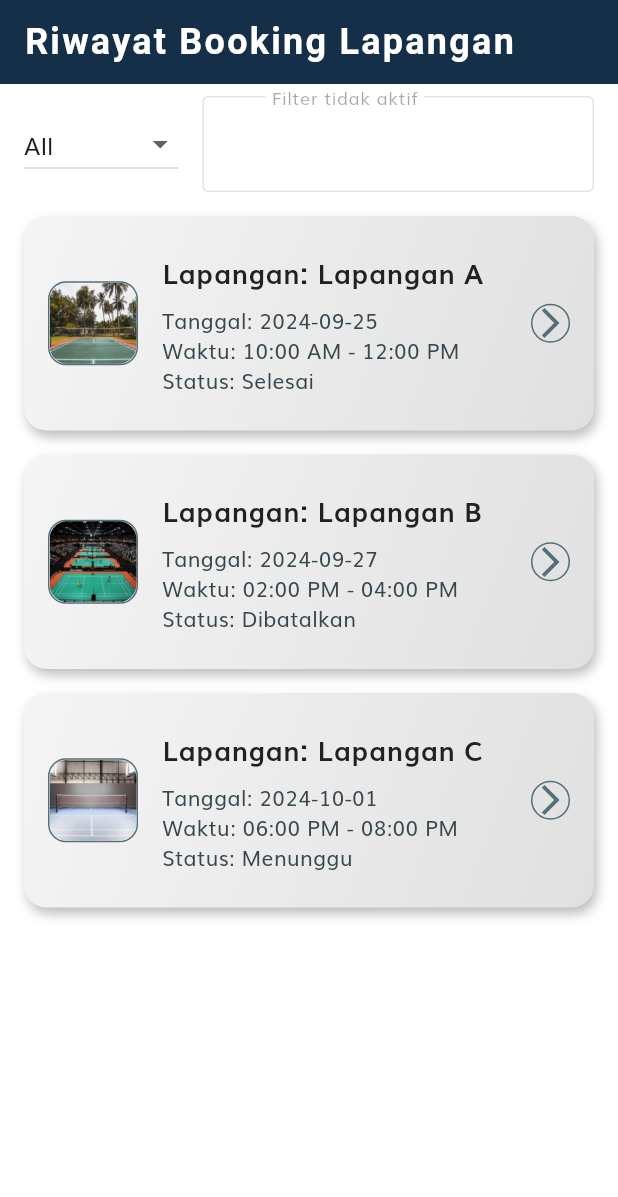
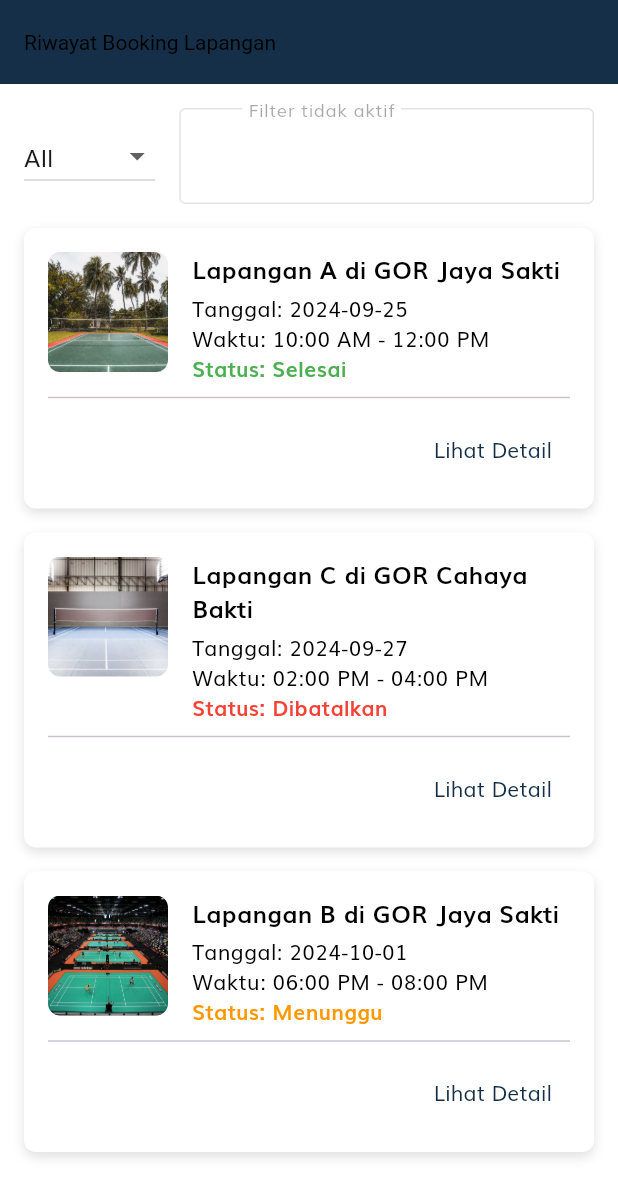
Before and after one commit to firmanriawn/badminton-app, a Flutter app: the RiwayatScreen screen opened directly, on a phone screen of 412 x 824 dp. Shown: the top 1197 px of the screen. Run offline on Flutter 3.47's test engine with Material 3 defaults, Android fonts, the phone set to English and light mode, and no system bars; our stand-ins replace flutter_svg.

```diff
--- a/lib/screens/riwayat/riwayat_screen.dart
+++ b/lib/screens/riwayat/riwayat_screen.dart
@@ -1,27 +1,47 @@
 import 'package:flutter/material.dart';
+import '../../models/Fields.dart';
+import '../../models/Gor.dart';
+import '../detail_riwayat/detail_riwayat_screen.dart';
+
 
 class RiwayatScreen extends StatefulWidget {
-  RiwayatScreen({super.key});
-
   @override
   _RiwayatScreenState createState() => _RiwayatScreenState();
 }
 
 class _RiwayatScreenState extends State<RiwayatScreen> {
-  final List<Map<String, String>> bookingHistory = [
-    {"date": "2024-09-25", "time": "10:00 AM - 12:00 PM", "court": "Lapangan A", "image": "assets/images/lapangan1.jpg", "status": "Selesai"},
-    {"date": "2024-09-27", "time": "02:00 PM - 04:00 PM", "court": "Lapangan B", "image": "assets/images/lapangan2.jpg", "status": "Dibatalkan"},
-    {"date": "2024-10-01", "time": "06:00 PM - 08:00 PM", "court": "Lapangan C", "image": "assets/images/lapangan3.jpg", "status": "Menunggu"},
+  final List<Map<String, dynamic>> bookingHistory = [
+    {
+      "date": "2024-09-25",
+      "time": "10:00 AM - 12:00 PM",
+      "gor": gors[0],
+      "field": gors[0].fields[0],
+      "status": "Selesai"
+    },
+    {
+      "date": "2024-09-27",
+      "time": "02:00 PM - 04:00 PM",
+      "gor": gors[1],
+      "field": gors[1].fields[0],
+      "status": "Dibatalkan"
+    },
+    {
+      "date": "2024-10-01",
+      "time": "06:00 PM - 08:00 PM",
+      "gor": gors[0],
+      "field": gors[0].fields[1],
+      "status": "Menunggu"
+    },
   ];
 
-  List<Map<String, String>> filteredHistory = [];
+  List<Map<String, dynamic>> filteredHistory = [];
   String filterType = "All";
   String filterValue = "";
 
   @override
   void initState() {
     super.initState();
-    filteredHistory = bookingHistory; // Default: tampilkan semua riwayat
+    filteredHistory = bookingHistory;
   }
 
   void filterHistory() {
@@ -31,10 +51,6 @@ class _RiwayatScreenState extends State<RiwayatScreen> {
       } else if (filterType == "Tanggal") {
         filteredHistory = bookingHistory
             .where((booking) => booking['date']!.contains(filterValue))
-            .toList();
-      } else if (filterType == "Lapangan") {
-        filteredHistory = bookingHistory
-            .where((booking) => booking['court']!.contains(filterValue))
             .toList();
       } else if (filterType == "Status") {
         filteredHistory = bookingHistory
@@ -48,27 +64,18 @@ class _RiwayatScreenState extends State<RiwayatScreen> {
   Widget build(BuildContext context) {
     return Scaffold(
       appBar: AppBar(
-        automaticallyImplyLeading: false, // Menghilangkan back button
-        title: const Text(
-          "Riwayat Booking Lapangan",
-          style: TextStyle(
-              fontWeight: FontWeight.bold,
-              fontSize: 24,
-              letterSpacing: 1.5,
-              color: Colors.white),
-        ),
+        title: const Text("Riwayat Booking Lapangan"),
         backgroundColor: const Color(0xFF142f47),
       ),
       body: Column(
         children: [
           Padding(
-            padding: const EdgeInsets.symmetric(horizontal: 16, vertical: 8),
+            padding: const EdgeInsets.all(16),
             child: Row(
               children: [
-                // Dropdown untuk memilih jenis filter
                 DropdownButton<String>(
                   value: filterType,
-                  items: <String>['All', 'Tanggal', 'Lapangan', 'Status']
+                  items: <String>['All', 'Tanggal', 'Status']
                       .map<DropdownMenuItem<String>>((String value) {
                     return DropdownMenuItem<String>(
                       value: value,
@@ -78,13 +85,12 @@ class _RiwayatScreenState extends State<RiwayatScreen> {
                   onChanged: (String? newValue) {
                     setState(() {
                       filterType = newValue!;
-                      filterValue = ""; // Reset nilai filter saat ganti jenis filter
+                      filterValue = "";
                       filterHistory();
                     });
                   },
                 ),
                 const SizedBox(width: 16),
-                // TextField untuk input nilai filter
                 Expanded(
                   child: TextField(
                     decoration: InputDecoration(
@@ -98,7 +104,7 @@ class _RiwayatScreenState extends State<RiwayatScreen> {
                         filterHistory();
                       });
                     },
-                    enabled: filterType != "All", // Disable jika All dipilih
+                    enabled: filterType != "All",
                   ),
                 ),
               ],
@@ -106,67 +112,94 @@ class _RiwayatScreenState extends State<RiwayatScreen> {
           ),
           Expanded(
             child: ListView.builder(
+              padding: const EdgeInsets.symmetric(horizontal: 16),
               itemCount: filteredHistory.length,
               itemBuilder: (context, index) {
                 final booking = filteredHistory[index];
-                return Padding(
-                  padding: const EdgeInsets.symmetric(vertical: 8, horizontal: 16),
-                  child: Container(
+                final gor = booking['gor'] as Gor;
+                final field = booking['field'] as Field;
+
+                return Container(
+                  margin: const EdgeInsets.only(bottom: 16),
+                  padding: const EdgeInsets.all(16),
                   decoration: BoxDecoration(
-                      gradient: LinearGradient(
-                        colors: [Colors.grey[100]!, Colors.grey[300]!],
-                        begin: Alignment.topLeft,
-                        end: Alignment.bottomRight,
-                      ),
-                      borderRadius: BorderRadius.circular(15),
+                    color: Colors.white,
+                    borderRadius: BorderRadius.circular(8),
                     boxShadow: const [
                       BoxShadow(
-                          color: Colors.black26,
-                          offset: Offset(2, 4),
+                        color: Colors.black12,
                         blurRadius: 6,
+                        offset: Offset(0, 3),
                       ),
                     ],
                   ),
-                    child: ListTile(
-                      contentPadding: const EdgeInsets.all(16),
-                      leading: Container(
-                        width: 60,
-                        height: 60,
-                        decoration: BoxDecoration(
-                          borderRadius: BorderRadius.circular(12),
-                          border: Border.all(color: Colors.blueGrey[600]!),
-                        ),
-                        child: ClipRRect(
-                          borderRadius: BorderRadius.circular(12),
+                  child: Column(
+                    crossAxisAlignment: CrossAxisAlignment.start,
+                    children: [
+                      Row(
+                        crossAxisAlignment: CrossAxisAlignment.start,
+                        children: [
+                          ClipRRect(
+                            borderRadius: BorderRadius.circular(8),
                             child: Image.asset(
-                            booking['image']!,
+                              field.imageUrl,
+                              width: 80,
+                              height: 80,
                               fit: BoxFit.cover,
                             ),
                           ),
-                      ),
-                      title: Text(
-                        "Lapangan: ${booking['court']}",
-                        style: TextStyle(
+                          const SizedBox(width: 16),
+                          Expanded(
+                            child: Column(
+                              crossAxisAlignment: CrossAxisAlignment.start,
+                              children: [
+                                Text(
+                                  "${field.name} di ${gor.name}",
+                                  style: const TextStyle(
+                                    fontSize: 16,
                                     fontWeight: FontWeight.bold,
-                          fontSize: 18,
-                          color: Colors.grey[900],
                                   ),
                                 ),
-                      subtitle: Padding(
-                        padding: const EdgeInsets.only(top: 8),
-                        child: Text(
-                          "Tanggal: ${booking['date']}\nWaktu: ${booking['time']}\nStatus: ${booking['status']}",
-                          style: TextStyle(color: Colors.blueGrey[800]),
+                                const SizedBox(height: 4),
+                                Text("Tanggal: ${booking['date']}"),
+                                Text("Waktu: ${booking['time']}"),
+                                Text(
+                                  "Status: ${booking['status']}",
+                                  style: TextStyle(
+                                    color: booking['status'] == 'Menunggu'
+                                        ? Colors.orange
+                                        : booking['status'] == 'Selesai'
+                                        ? Colors.green
+                                        : Colors.red,
+                                    fontWeight: FontWeight.bold,
                                   ),
                                 ),
-                      trailing: Container(
-                        decoration: BoxDecoration(
-                          shape: BoxShape.circle,
-                          border: Border.all(color: Colors.blueGrey[600]!),
-                        ),
-                        child: Icon(Icons.arrow_forward_ios, color: Colors.blueGrey[600]),
+                              ],
                             ),
                           ),
+                        ],
+                      ),
+                      const Divider(height: 20, thickness: 1),
+                      Align(
+                        alignment: Alignment.centerRight,
+                        child: TextButton(
+                          onPressed: () {
+                            Navigator.push(
+                              context,
+                              MaterialPageRoute(
+                                builder: (context) => DetailRiwayatScreen(booking: booking),
+                              ),
+                            );
+                          },
+                          child: const Text(
+                            "Lihat Detail",
+                            style: TextStyle(
+                              color: Color(0xFF142f47),
+                            ),
+                          ),
+                        ),
+                      ),
+                    ],
                   ),
                 );
               },
```
Also changed, not shown: lib/screens/detail_riwayat/detail_riwayat_screen.dart (added, +96 -0 lines). Lines whose indentation alone changed are shown as unchanged.
